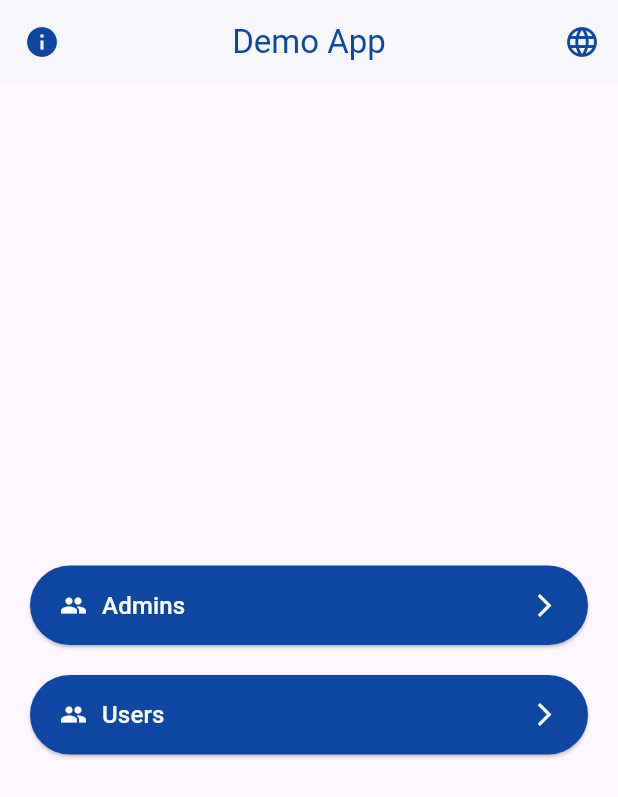
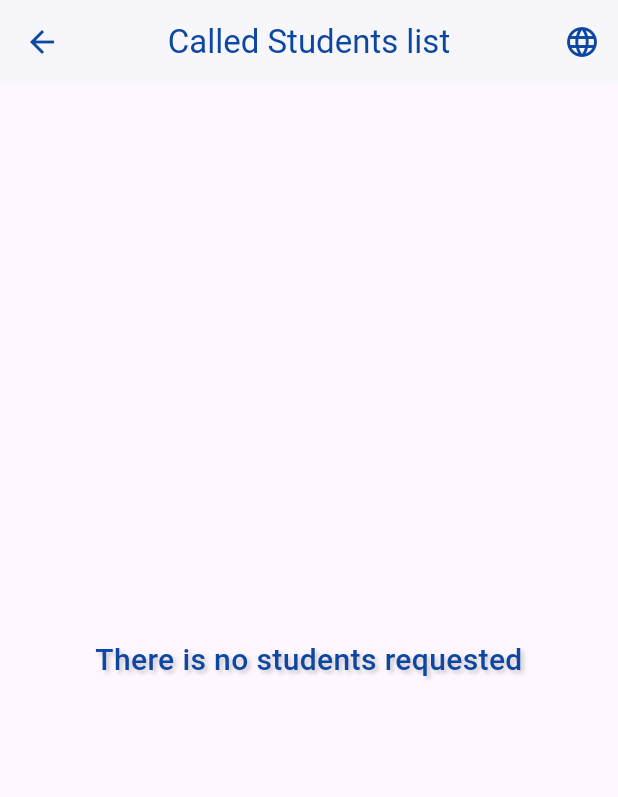
Before and after one commit to abolambA/NearSchool_Demo, a Flutter app: the screen it shows after launch, after a tap on "Admins", on a phone screen of 412 x 824 dp. Shown: the top 797 px of the screen. Run offline on Flutter 3.47's test engine with Material 3 defaults, Android fonts, the light colour scheme and no system bars.

Commit message:
first commit

```diff
--- /dev/null
+++ b/lib/screens/admins/admins_home_screen.dart
@@ -0,0 +1,60 @@
+import 'package:flutter/material.dart';
+import 'package:near_school_demo/screens/home_screen.dart';
+
+class CalledStudentsListScreen extends StatelessWidget {
+  final bool isEnglish;
+
+  CalledStudentsListScreen({required this.isEnglish});
+
+  @override
+  Widget build(BuildContext context) {
+    return Scaffold(
+      appBar: AppBar(
+        backgroundColor: Colors.white,
+        elevation: 1,
+        leading: IconButton(
+          icon: Icon(Icons.arrow_back, color: Colors.blue.shade900),
+          onPressed: () {
+            Navigator.pushReplacement(
+              context,
+              MaterialPageRoute(
+                builder: (context) => HomeScreen(),
+              ),
+            );
+          },
+        ),
+        title: Text(
+          isEnglish ? 'Called Students list' : 'قائمة الطلاب المطلوبة',
+          style: TextStyle(color: Colors.blue.shade900),
+        ),
+        centerTitle: true,
+        actions: [
+          IconButton(
+            icon: Icon(Icons.language, color: Colors.blue.shade900),
+            onPressed: () {
+              // Optional: Implement language switching here if needed.
+            },
+          ),
+        ],
+      ),
+      body: Center(
+        child: Text(
+          isEnglish ? 'There is no students requested' : 'لا يوجد طلاب مطلوبون',
+          style: TextStyle(
+            fontSize: 20,
+            fontWeight: FontWeight.w500,
+            color: Colors.blue.shade900,
+            shadows: [
+              Shadow(
+                color: Colors.black.withOpacity(0.2),
+                offset: Offset(2, 2),
+                blurRadius: 3,
+              ),
+            ],
+          ),
+          textAlign: TextAlign.center,
+        ),
+      ),
+    );
+  }
+}
--- a/lib/screens/home_screen.dart
+++ b/lib/screens/home_screen.dart
@@ -1,5 +1,6 @@
 import 'package:flutter/material.dart';
 import 'package:near_school_demo/screens/about_screen.dart';
+import 'package:near_school_demo/screens/admins/admins_home_screen.dart';
 
 class HomeScreen extends StatefulWidget {
   @override
@@ -51,7 +52,12 @@ class _HomeScreenState extends State<HomeScreen> {
               icon: Icons.group,
               text: isEnglish ? 'Admins' : 'المشرفين',
               onPressed: () {
-                // Navigate to Admins screen
+                Navigator.push(
+                  context,
+                  MaterialPageRoute(
+                    builder: (context) => CalledStudentsListScreen(isEnglish: isEnglish),
+                  ),
+                );
               },
             ),
             SizedBox(height: 20),
@@ -59,7 +65,7 @@ class _HomeScreenState extends State<HomeScreen> {
               icon: Icons.group,
               text: isEnglish ? 'Users' : 'المستخدمين',
               onPressed: () {
-                // Navigate to Users screen
+                // Navigate to Users screen if implemented
               },
             ),
           ],
```
